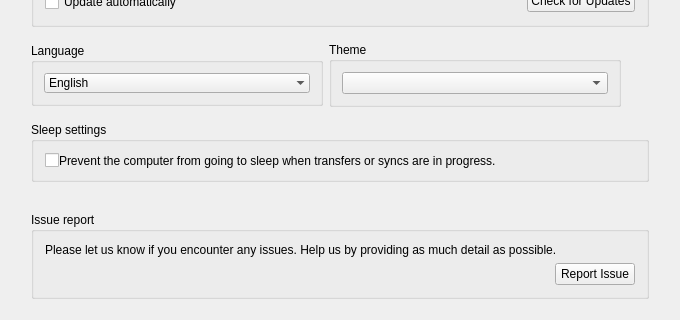
Qt form src/MEGASync/gui/ui/SettingsDialog.ui (meganz/MEGAsync) before a commit; both pictures show x 0 to 680 and y 219 to 539 of the 680 by 887 pixel window.
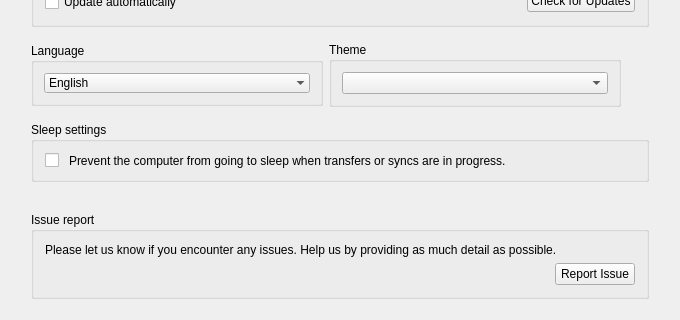
The same form after that commit. Icons and pictures are not drawn. Custom widgets are drawn as their Qt base class.

Commit message: SNC-3941 : Fixed update automatically & sleep mode text review errors.

Diff of the .ui file:
```diff
--- a/src/MEGASync/gui/ui/SettingsDialog.ui
+++ b/src/MEGASync/gui/ui/SettingsDialog.ui
@@ -924,7 +924,23 @@
            </widget>
           </item>
           <item>
-           <widget class="QLabel" name="label_3">
+           <spacer name="horizontalSpacer_16">
+            <property name="orientation">
+             <enum>Qt::Horizontal</enum>
+            </property>
+            <property name="sizeType">
+             <enum>QSizePolicy::Fixed</enum>
+            </property>
+            <property name="sizeHint" stdset="0">
+             <size>
+              <width>10</width>
+              <height>2</height>
+             </size>
+            </property>
+           </spacer>
+          </item>
+          <item>
+           <widget class="QLabel" name="lsleepModeDescription">
             <property name="sizePolicy">
              <sizepolicy hsizetype="Expanding" vsizetype="Preferred">
               <horstretch>0</horstretch>
```
Left out of the diff: 14 changed lines with no effect on the pictures. The commit also changes 2 other files.
